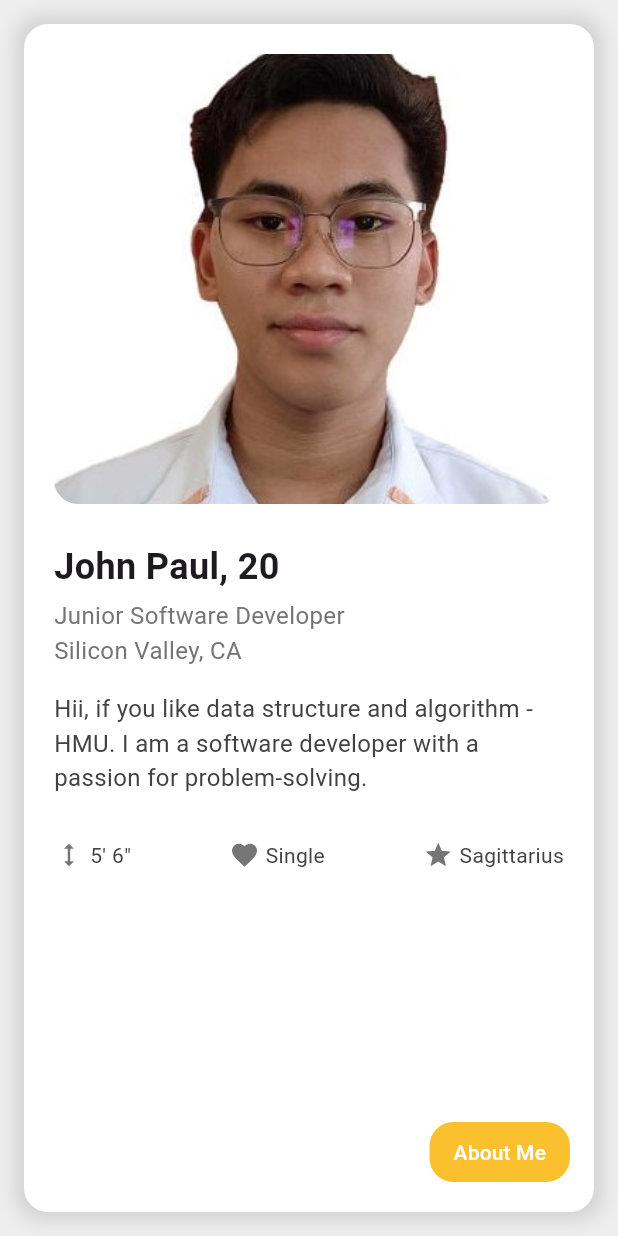
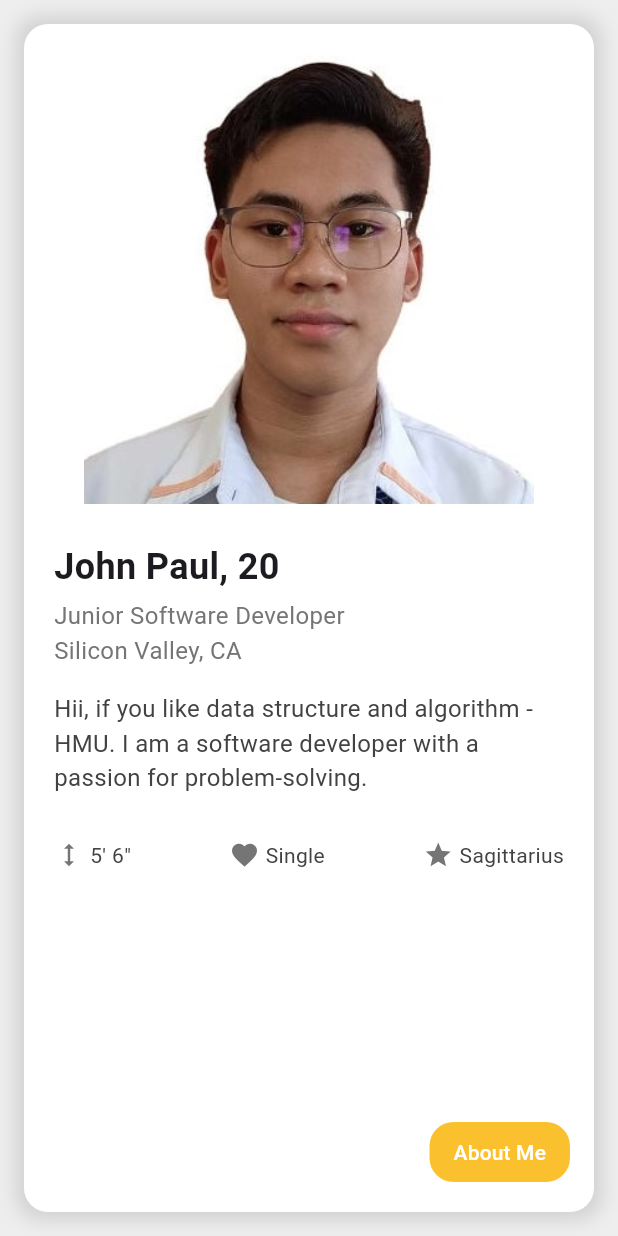
Before and after one commit to jayyy404/assignment_8, a Flutter app: the screen it shows after launch, on a phone screen of 412 x 824 dp. Run offline on Flutter 3.47's test engine with Material 3 defaults, Android fonts, the phone set to English and light mode, and no system bars.

Commit message:
web ratio flexibility

```diff
--- a/unit_7_assignment_sapasap/lib/screens/home_screen.dart
+++ b/unit_7_assignment_sapasap/lib/screens/home_screen.dart
@@ -32,11 +32,15 @@ class HomeScreen extends StatelessWidget {
                   children: [
                     ClipRRect(
                       borderRadius: BorderRadius.circular(16),
-                      child: Image.asset(
-                        'assets/images/1.jpg',
+                      child: SizedBox(
                         height: 300,
-                        width: double.infinity,
-                        fit: BoxFit.cover,
+                        child: Center(
+                            child: FittedBox(
+                          fit: BoxFit.contain,
+                          child: Image.asset(
+                            'assets/images/1.jpg',
+                          ),
+                        )),
                       ),
                     ),
                     const SizedBox(height: 25),
```
